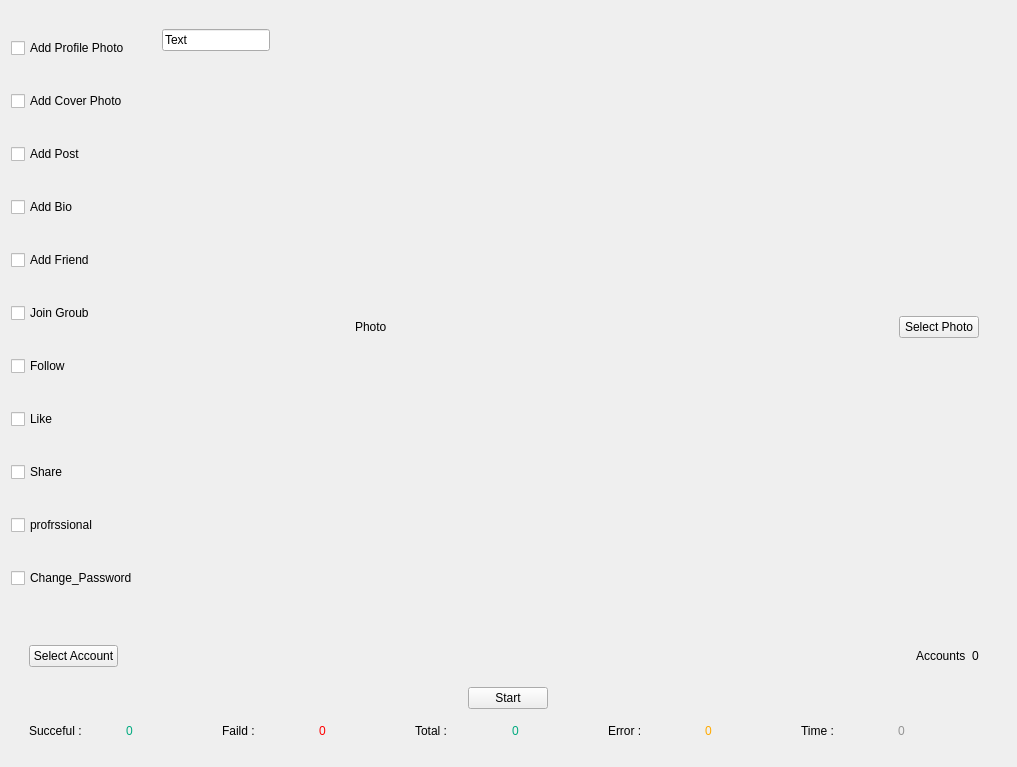
kreemkhaled112/GUI, file ui/Public/Edit.ui: the form before one commit.
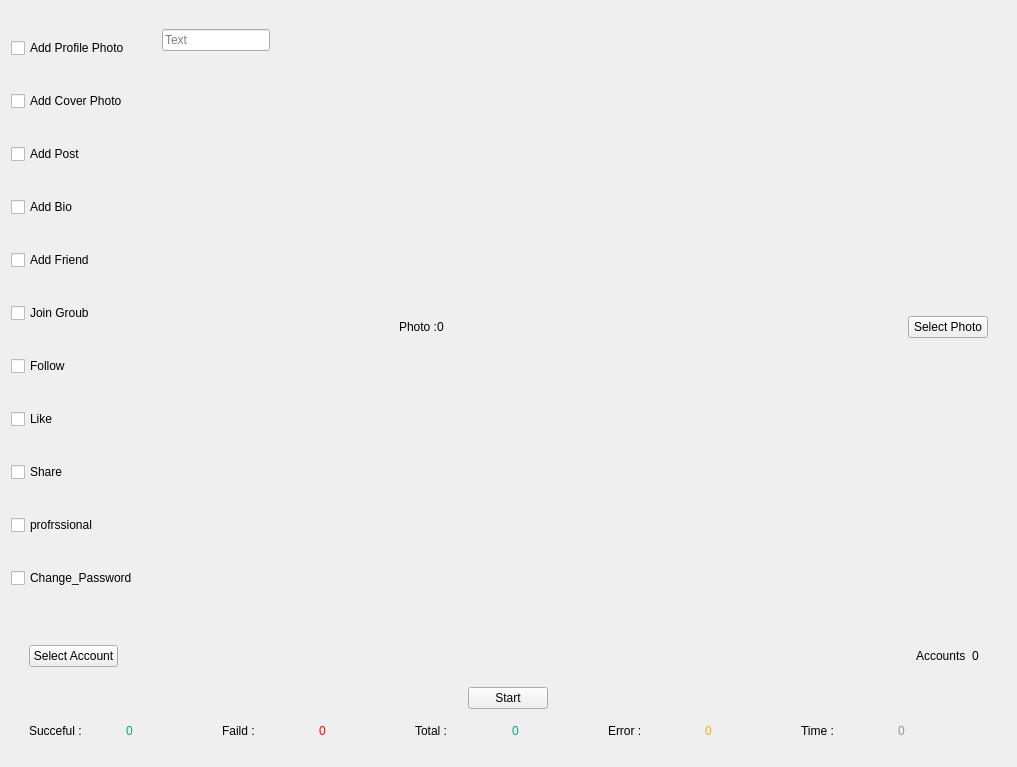
The form after the commit. The open tabs and pages were chosen to show the change.

```diff
--- a/ui/Public/Edit.ui
+++ b/ui/Public/Edit.ui
@@ -341,6 +341,9 @@
              <item alignment="Qt::AlignLeft">
               <widget class="QLineEdit" name="lineEdit_21">
                <property name="text">
+                <string/>
+               </property>
+               <property name="placeholderText">
                 <string>Text</string>
                </property>
               </widget>
@@ -348,16 +351,38 @@
              <item>
               <widget class="QWidget" name="widget_65" native="true">
                <layout class="QHBoxLayout" name="horizontalLayout_42">
-                <item alignment="Qt::AlignHCenter|Qt::AlignVCenter">
+                <property name="spacing">
+                 <number>0</number>
+                </property>
+                <property name="leftMargin">
+                 <number>0</number>
+                </property>
+                <property name="topMargin">
+                 <number>0</number>
+                </property>
+                <property name="rightMargin">
+                 <number>0</number>
+                </property>
+                <property name="bottomMargin">
+                 <number>0</number>
+                </property>
+                <item alignment="Qt::AlignRight|Qt::AlignVCenter">
                  <widget class="QLabel" name="label_14">
                   <property name="text">
-                   <string>Photo</string>
+                   <string>Photo :</string>
                   </property>
                   <property name="scaledContents">
                    <bool>true</bool>
                   </property>
                  </widget>
                 </item>
+                <item alignment="Qt::AlignLeft|Qt::AlignVCenter">
+                 <widget class="QLabel" name="number_post">
+                  <property name="text">
+                   <string>0</string>
+                  </property>
+                 </widget>
+                </item>
                 <item alignment="Qt::AlignRight">
                  <widget class="QPushButton" name="pushButton_22">
                   <property name="text">
```
Left out of the diff: 41 changed lines with no effect on the pictures.
